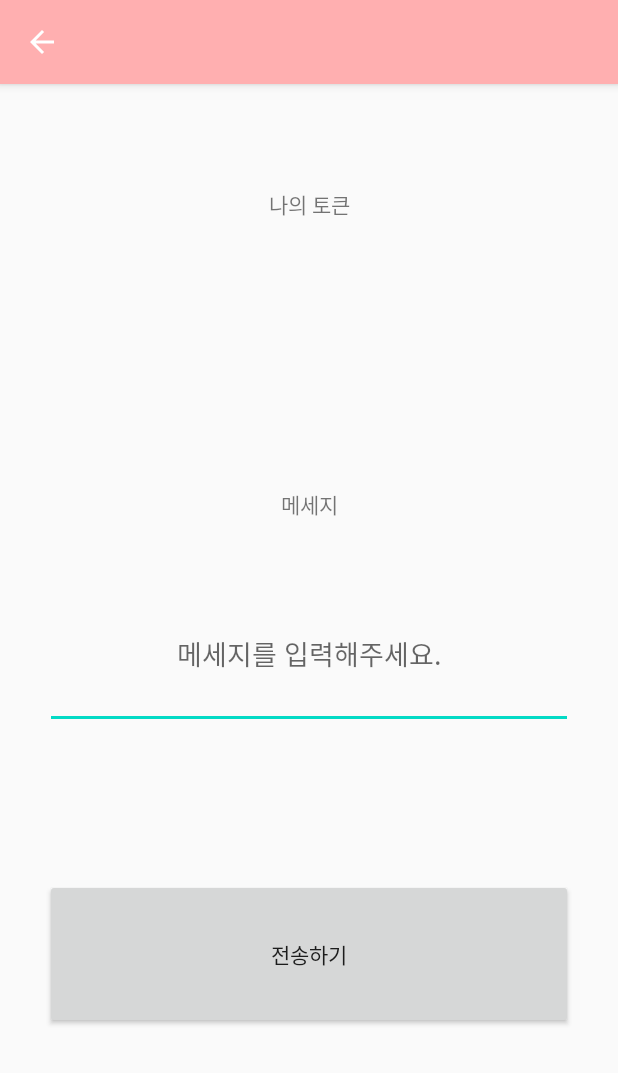
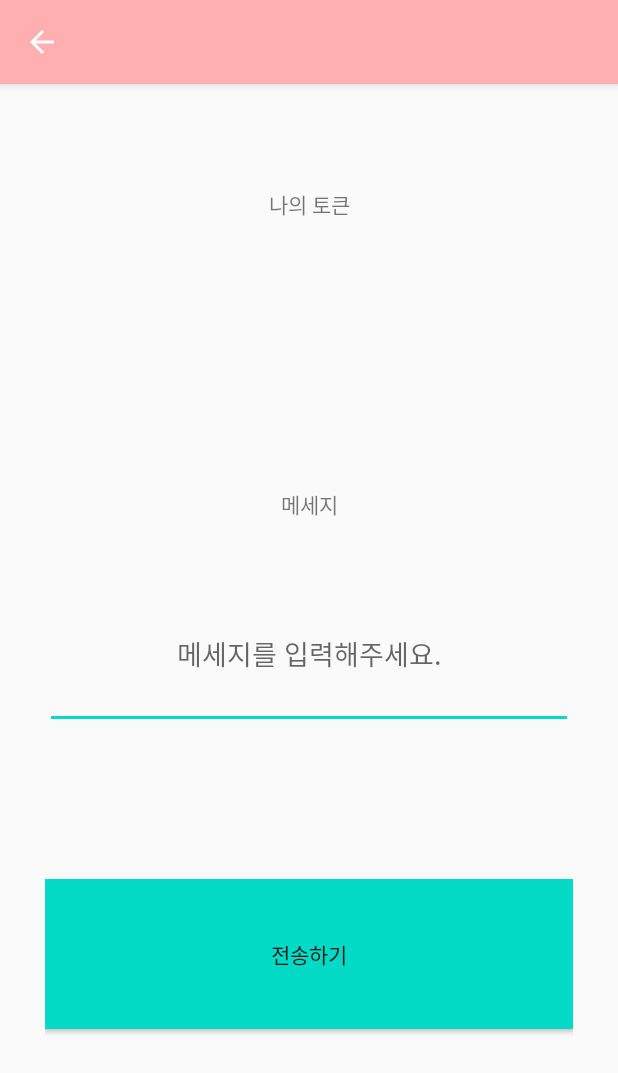
Before and after one commit to SeungHa-P/example, an Android app: the PushActivity screen opened directly, with no data from a screen before it, on a phone screen of 412 x 824 dp. Shown: the top 1073 px of the screen. Run offline under Robolectric (Android 15) with nearby library versions, the phone set to English and light mode, and no system bars; our stand-ins replace data binding; 1 statement that could not run was skipped.

Commit message:
업로드

```diff
--- a/app/src/main/java/com/example/example/Manager/FcmManager.java
+++ b/app/src/main/java/com/example/example/Manager/FcmManager.java
@@ -76,7 +76,7 @@ public class FcmManager extends FirebaseMessagingService {
 //------------------------------------------------------------------------------------------------------------------------------------------------------------------------------------------------------
 
 
-//-----------------------앱이 백그라운드 일때 다이얼로그 로 PUSH 알림 ----------------------------------------------------------------------------------------------------------------------------------------
+//-----------------------앱이 포그라운드 일때 다이얼로그 로 PUSH 알림 ----------------------------------------------------------------------------------------------------------------------------------------
         } else if (remoteMessage.getNotification() != null) {
             final String messageBody = remoteMessage.getNotification().getBody();
             final String messageTitle = remoteMessage.getNotification().getTitle();
@@ -99,6 +99,7 @@ public class FcmManager extends FirebaseMessagingService {
                 }
             });
             dialog = alertDialog.create();
+
             dialog.show();
 
                 }
--- a/app/src/main/java/com/example/example/activity/PushActivity.java
+++ b/app/src/main/java/com/example/example/activity/PushActivity.java
@@ -4,6 +4,7 @@ import androidx.annotation.NonNull;
 import androidx.appcompat.app.AppCompatActivity;
 import androidx.databinding.DataBindingUtil;
 
+import android.graphics.Color;
 import android.os.Bundle;
 import android.util.Log;
 import android.view.MenuItem;
@@ -56,7 +57,8 @@ public class PushActivity extends AppCompatActivity{
             @Override
             public void onClick(View v) {
                 try {
-
+                    binding.pushBtn.setBackgroundColor(Color.GRAY);
+                    binding.pushBtn.setEnabled(false);
                     sendNotificationToUser();
 
                 }catch (Exception e)
@@ -81,6 +83,8 @@ public class PushActivity extends AppCompatActivity{
             @Override
             public void onResponse(Call<ResponseBody> call, Response<ResponseBody> response) {
                 Toast.makeText(PushActivity.this,"성공",Toast.LENGTH_LONG).show();
+                binding.pushBtn.setBackgroundResource(R.color.colorAccent);
+                binding.pushBtn.setEnabled(true);
             }
 
             @Override
--- a/app/src/main/res/layout/activity_load.xml
+++ b/app/src/main/res/layout/activity_load.xml
@@ -19,7 +19,7 @@
 
         <AutoCompleteTextView
             android:id="@+id/startsub"
-            android:layout_width="150dp"
+            android:layout_width="0dp"
             android:layout_height="80dp"
             app:layout_constraintLeft_toLeftOf="parent"
             app:layout_constraintRight_toLeftOf="@+id/endsub"
@@ -30,7 +30,7 @@
 
         <AutoCompleteTextView
             android:id="@+id/endsub"
-            android:layout_width="150dp"
+            android:layout_width="0dp"
             android:layout_height="80dp"
             app:layout_constraintLeft_toRightOf="@+id/startsub"
             app:layout_constraintRight_toLeftOf="@+id/directionBtn"
@@ -41,7 +41,7 @@
 
 
             <Button
-                android:layout_width="wrap_content"
+                android:layout_width="0dp"
                 android:layout_height="wrap_content"
                 app:layout_constraintRight_toRightOf="parent"
                 app:layout_constraintLeft_toRightOf="@+id/endsub"
--- a/app/src/main/res/layout/activity_push.xml
+++ b/app/src/main/res/layout/activity_push.xml
@@ -16,26 +16,28 @@
     tools:context=".activity.PushActivity">
 
     <TextView
-        android:layout_width="match_parent"
+        android:layout_width="0dp"
         android:layout_height="100dp"
         android:text="나의 토큰"
         android:textAlignment="center"
         android:gravity="center"
+        app:layout_constraintRight_toRightOf="parent"
         app:layout_constraintLeft_toLeftOf="parent"
         app:layout_constraintTop_toTopOf="parent"
         android:id="@+id/txt"
         />
 
     <TextView
-        android:layout_width="match_parent"
+        android:layout_width="0dp"
         android:layout_height="100dp"
         android:id="@+id/tokenTxt"
+        app:layout_constraintRight_toRightOf="parent"
         app:layout_constraintLeft_toLeftOf="parent"
         app:layout_constraintTop_toBottomOf="@+id/txt"
         />
 
     <TextView
-        android:layout_width="match_parent"
+        android:layout_width="0dp"
         android:layout_height="100dp"
         app:layout_constraintTop_toBottomOf="@+id/tokenTxt"
         app:layout_constraintLeft_toLeftOf="parent"
@@ -47,7 +49,7 @@
         />
 
     <EditText
-        android:layout_width="match_parent"
+        android:layout_width="0dp"
         android:layout_height="100dp"
         app:layout_constraintTop_toBottomOf="@id/msgtxt"
         app:layout_constraintLeft_toLeftOf="parent"
@@ -60,12 +62,13 @@
 
 
     <Button
-        android:layout_width="match_parent"
+        android:layout_width="0dp"
         android:layout_height="100dp"
         app:layout_constraintTop_toBottomOf="@id/msgEdt"
         app:layout_constraintLeft_toLeftOf="parent"
         app:layout_constraintRight_toRightOf="parent"
         android:layout_marginTop="100dp"
+        android:background="@color/colorAccent"
         android:id="@+id/pushBtn"
         android:text="전송하기"
         />
```
Also changed, not shown: app/src/main/java/com/example/example/activity/WeatherActivity.java (+12 -0 lines), app/src/main/res/layout/activity_intro.xml (+5 -3 lines), app/src/main/res/layout/activity_main.xml (+9 -7 lines), app/src/main/res/layout/activity_weather.xml (+7 -3 lines).
